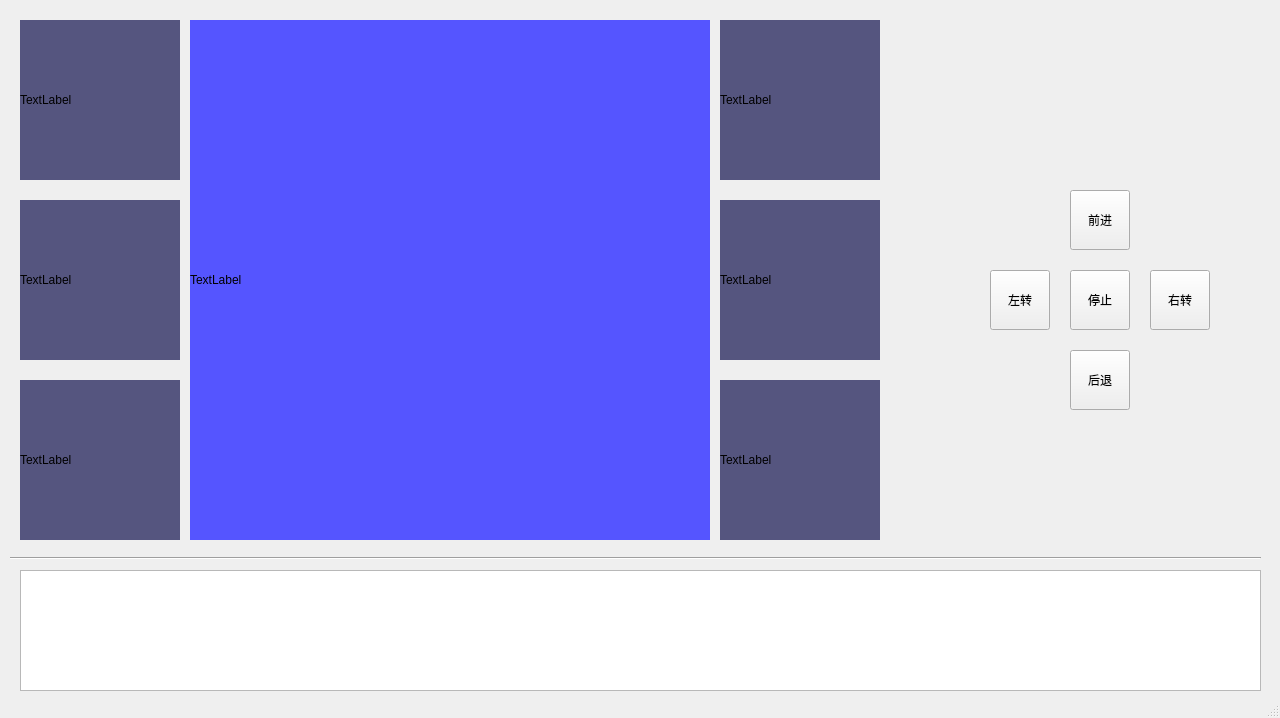
This is Program/GUI/Main.ui in bullet46/six_foot_robot as Qt 5 draws it before an edit. The edited form follows.
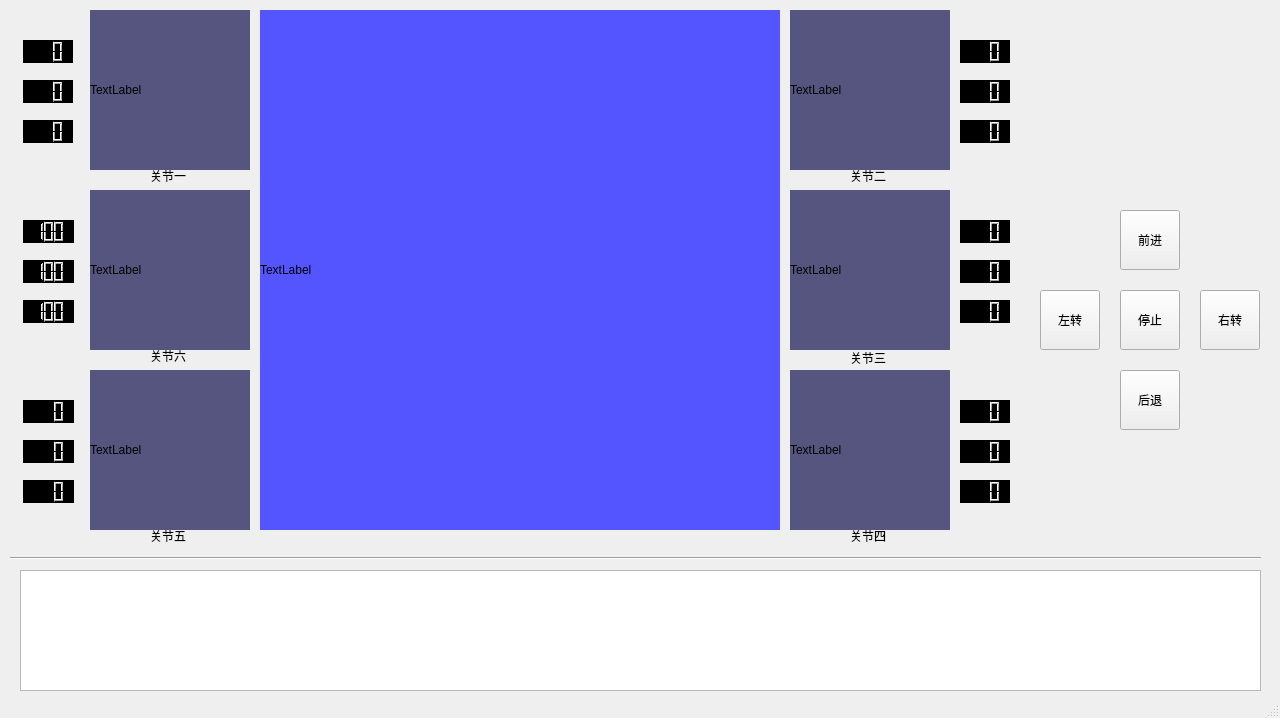
This is the edited form.

Patch:
```diff
--- a/Program/GUI/Main.ui
+++ b/Program/GUI/Main.ui
@@ -25,6 +25,11 @@
   <property name="windowTitle">
    <string>MainWindow</string>
   </property>
+  <property name="styleSheet">
+   <string notr="true">#joint_1,#joint_2,#joint_3,#joint_4,#joint_5,#joint_6,#joint_1,#joint_7,#joint_8,#joint_9,#joint_10,#joint_11,#joint_12,#joint_13,#joint_14,#joint_15,#joint_16,#joint_17,#joint_18{
+	background-color: rgb(0, 0, 0);
+}</string>
+  </property>
   <widget class="QWidget" name="centralwidget">
    <property name="styleSheet">
     <string notr="true">#Foot_1,#Foot_2,#Foot_3,#Foot_4,#Foot_5,#Foot_6{
@@ -34,40 +39,8 @@
    <widget class="QLabel" name="Foot_1Image">
     <property name="geometry">
      <rect>
-      <x>20</x>
-      <y>20</y>
-      <width>160</width>
-      <height>160</height>
-     </rect>
-    </property>
-    <property name="styleSheet">
-     <string notr="true">background-color: rgb(85, 85, 127);</string>
-    </property>
-    <property name="text">
-     <string>TextLabel</string>
-    </property>
-   </widget>
-   <widget class="QLabel" name="Foot_2Image">
-    <property name="geometry">
-     <rect>
-      <x>20</x>
-      <y>200</y>
-      <width>160</width>
-      <height>160</height>
-     </rect>
-    </property>
-    <property name="styleSheet">
-     <string notr="true">background-color: rgb(85, 85, 127);</string>
-    </property>
-    <property name="text">
-     <string>TextLabel</string>
-    </property>
-   </widget>
-   <widget class="QLabel" name="Foot_5Image">
-    <property name="geometry">
-     <rect>
-      <x>720</x>
-      <y>200</y>
+      <x>90</x>
+      <y>10</y>
       <width>160</width>
       <height>160</height>
      </rect>
@@ -82,24 +55,8 @@
    <widget class="QLabel" name="Foot_6Image">
     <property name="geometry">
      <rect>
-      <x>720</x>
-      <y>380</y>
-      <width>160</width>
-      <height>160</height>
-     </rect>
-    </property>
-    <property name="styleSheet">
-     <string notr="true">background-color: rgb(85, 85, 127);</string>
-    </property>
-    <property name="text">
-     <string>TextLabel</string>
-    </property>
-   </widget>
-   <widget class="QLabel" name="Foot_4Image_2">
-    <property name="geometry">
-     <rect>
-      <x>720</x>
-      <y>20</y>
+      <x>90</x>
+      <y>190</y>
       <width>160</width>
       <height>160</height>
      </rect>
@@ -114,8 +71,56 @@
    <widget class="QLabel" name="Foot_3Image">
     <property name="geometry">
      <rect>
-      <x>20</x>
-      <y>380</y>
+      <x>790</x>
+      <y>190</y>
+      <width>160</width>
+      <height>160</height>
+     </rect>
+    </property>
+    <property name="styleSheet">
+     <string notr="true">background-color: rgb(85, 85, 127);</string>
+    </property>
+    <property name="text">
+     <string>TextLabel</string>
+    </property>
+   </widget>
+   <widget class="QLabel" name="Foot_4Image">
+    <property name="geometry">
+     <rect>
+      <x>790</x>
+      <y>370</y>
+      <width>160</width>
+      <height>160</height>
+     </rect>
+    </property>
+    <property name="styleSheet">
+     <string notr="true">background-color: rgb(85, 85, 127);</string>
+    </property>
+    <property name="text">
+     <string>TextLabel</string>
+    </property>
+   </widget>
+   <widget class="QLabel" name="Foot_2Image">
+    <property name="geometry">
+     <rect>
+      <x>790</x>
+      <y>10</y>
+      <width>160</width>
+      <height>160</height>
+     </rect>
+    </property>
+    <property name="styleSheet">
+     <string notr="true">background-color: rgb(85, 85, 127);</string>
+    </property>
+    <property name="text">
+     <string>TextLabel</string>
+    </property>
+   </widget>
+   <widget class="QLabel" name="Foot_5Image">
+    <property name="geometry">
+     <rect>
+      <x>90</x>
+      <y>370</y>
       <width>160</width>
       <height>160</height>
      </rect>
@@ -130,8 +135,8 @@
    <widget class="QLabel" name="SpiderImage">
     <property name="geometry">
      <rect>
-      <x>190</x>
-      <y>20</y>
+      <x>260</x>
+      <y>10</y>
       <width>520</width>
       <height>520</height>
      </rect>
@@ -159,8 +164,8 @@
    <widget class="QPushButton" name="forward">
     <property name="geometry">
      <rect>
-      <x>1070</x>
-      <y>190</y>
+      <x>1120</x>
+      <y>210</y>
       <width>60</width>
       <height>60</height>
      </rect>
@@ -172,8 +177,8 @@
    <widget class="QPushButton" name="turn_left">
     <property name="geometry">
      <rect>
-      <x>990</x>
-      <y>270</y>
+      <x>1040</x>
+      <y>290</y>
       <width>60</width>
       <height>60</height>
      </rect>
@@ -185,8 +190,8 @@
    <widget class="QPushButton" name="turn_right">
     <property name="geometry">
      <rect>
-      <x>1150</x>
-      <y>270</y>
+      <x>1200</x>
+      <y>290</y>
       <width>60</width>
       <height>60</height>
      </rect>
@@ -198,8 +203,8 @@
    <widget class="QPushButton" name="back">
     <property name="geometry">
      <rect>
-      <x>1070</x>
-      <y>350</y>
+      <x>1120</x>
+      <y>370</y>
       <width>60</width>
       <height>60</height>
      </rect>
@@ -211,8 +216,8 @@
    <widget class="QPushButton" name="stop">
     <property name="geometry">
      <rect>
-      <x>1070</x>
-      <y>270</y>
+      <x>1120</x>
+      <y>290</y>
       <width>60</width>
       <height>60</height>
      </rect>
@@ -231,6 +236,363 @@
      </rect>
     </property>
    </widget>
+   <widget class="QLabel" name="leg1label">
+    <property name="geometry">
+     <rect>
+      <x>150</x>
+      <y>170</y>
+      <width>54</width>
+      <height>12</height>
+     </rect>
+    </property>
+    <property name="text">
+     <string>关节一</string>
+    </property>
+   </widget>
+   <widget class="QLabel" name="leg6lable">
+    <property name="geometry">
+     <rect>
+      <x>150</x>
+      <y>350</y>
+      <width>54</width>
+      <height>12</height>
+     </rect>
+    </property>
+    <property name="text">
+     <string>关节六</string>
+    </property>
+   </widget>
+   <widget class="QLabel" name="leg5label">
+    <property name="geometry">
+     <rect>
+      <x>150</x>
+      <y>530</y>
+      <width>54</width>
+      <height>12</height>
+     </rect>
+    </property>
+    <property name="text">
+     <string>关节五</string>
+    </property>
+   </widget>
+   <widget class="QLabel" name="leg2label">
+    <property name="geometry">
+     <rect>
+      <x>850</x>
+      <y>170</y>
+      <width>54</width>
+      <height>12</height>
+     </rect>
+    </property>
+    <property name="text">
+     <string>关节二</string>
+    </property>
+   </widget>
+   <widget class="QLabel" name="leg3label">
+    <property name="geometry">
+     <rect>
+      <x>850</x>
+      <y>350</y>
+      <width>41</width>
+      <height>16</height>
+     </rect>
+    </property>
+    <property name="text">
+     <string>关节三</string>
+    </property>
+   </widget>
+   <widget class="QLabel" name="leg4label">
+    <property name="geometry">
+     <rect>
+      <x>850</x>
+      <y>530</y>
+      <width>54</width>
+      <height>12</height>
+     </rect>
+    </property>
+    <property name="text">
+     <string>关节四</string>
+    </property>
+   </widget>
+   <widget class="QLCDNumber" name="joint_1">
+    <property name="geometry">
+     <rect>
+      <x>23</x>
+      <y>40</y>
+      <width>50</width>
+      <height>23</height>
+     </rect>
+    </property>
+    <property name="digitCount">
+     <number>3</number>
+    </property>
+    <property name="segmentStyle">
+     <enum>QLCDNumber::Filled</enum>
+    </property>
+    <property name="intValue" stdset="0">
+     <number>0</number>
+    </property>
+   </widget>
+   <widget class="QLCDNumber" name="joint_7">
+    <property name="geometry">
+     <rect>
+      <x>23</x>
+      <y>80</y>
+      <width>50</width>
+      <height>23</height>
+     </rect>
+    </property>
+    <property name="digitCount">
+     <number>3</number>
+    </property>
+   </widget>
+   <widget class="QLCDNumber" name="joint_13">
+    <property name="geometry">
+     <rect>
+      <x>23</x>
+      <y>120</y>
+      <width>50</width>
+      <height>23</height>
+     </rect>
+    </property>
+    <property name="digitCount">
+     <number>3</number>
+    </property>
+   </widget>
+   <widget class="QLCDNumber" name="joint_12">
+    <property name="geometry">
+     <rect>
+      <x>23</x>
+      <y>260</y>
+      <width>51</width>
+      <height>23</height>
+     </rect>
+    </property>
+    <property name="smallDecimalPoint">
+     <bool>false</bool>
+    </property>
+    <property name="digitCount">
+     <number>3</number>
+    </property>
+    <property name="mode">
+     <enum>QLCDNumber::Dec</enum>
+    </property>
+    <property name="segmentStyle">
+     <enum>QLCDNumber::Filled</enum>
+    </property>
+    <property name="value" stdset="0">
+     <double>100.000000000000000</double>
+    </property>
+   </widget>
+   <widget class="QLCDNumber" name="joint_18">
+    <property name="geometry">
+     <rect>
+      <x>23</x>
+      <y>300</y>
+      <width>51</width>
+      <height>23</height>
+     </rect>
+    </property>
+    <property name="smallDecimalPoint">
+     <bool>false</bool>
+    </property>
+    <property name="digitCount">
+     <number>3</number>
+    </property>
+    <property name="mode">
+     <enum>QLCDNumber::Dec</enum>
+    </property>
+    <property name="segmentStyle">
+     <enum>QLCDNumber::Filled</enum>
+    </property>
+    <property name="value" stdset="0">
+     <double>100.000000000000000</double>
+    </property>
+   </widget>
+   <widget class="QLCDNumber" name="joint_6">
+    <property name="geometry">
+     <rect>
+      <x>23</x>
+      <y>220</y>
+      <width>51</width>
+      <height>23</height>
+     </rect>
+    </property>
+    <property name="lineWidth">
+     <number>1</number>
+    </property>
+    <property name="smallDecimalPoint">
+     <bool>false</bool>
+    </property>
+    <property name="digitCount">
+     <number>3</number>
+    </property>
+    <property name="mode">
+     <enum>QLCDNumber::Dec</enum>
+    </property>
+    <property name="segmentStyle">
+     <enum>QLCDNumber::Filled</enum>
+    </property>
+    <property name="value" stdset="0">
+     <double>100.000000000000000</double>
+    </property>
+   </widget>
+   <widget class="QLCDNumber" name="joint_11">
+    <property name="geometry">
+     <rect>
+      <x>23</x>
+      <y>440</y>
+      <width>51</width>
+      <height>23</height>
+     </rect>
+    </property>
+    <property name="digitCount">
+     <number>3</number>
+    </property>
+   </widget>
+   <widget class="QLCDNumber" name="joint_17">
+    <property name="geometry">
+     <rect>
+      <x>23</x>
+      <y>480</y>
+      <width>51</width>
+      <height>23</height>
+     </rect>
+    </property>
+    <property name="digitCount">
+     <number>3</number>
+    </property>
+   </widget>
+   <widget class="QLCDNumber" name="joint_5">
+    <property name="geometry">
+     <rect>
+      <x>23</x>
+      <y>400</y>
+      <width>51</width>
+      <height>23</height>
+     </rect>
+    </property>
+    <property name="digitCount">
+     <number>3</number>
+    </property>
+   </widget>
+   <widget class="QLCDNumber" name="joint_8">
+    <property name="geometry">
+     <rect>
+      <x>960</x>
+      <y>80</y>
+      <width>50</width>
+      <height>23</height>
+     </rect>
+    </property>
+    <property name="digitCount">
+     <number>3</number>
+    </property>
+   </widget>
+   <widget class="QLCDNumber" name="joint_14">
+    <property name="geometry">
+     <rect>
+      <x>960</x>
+      <y>120</y>
+      <width>50</width>
+      <height>23</height>
+     </rect>
+    </property>
+    <property name="digitCount">
+     <number>3</number>
+    </property>
+   </widget>
+   <widget class="QLCDNumber" name="joint_2">
+    <property name="geometry">
+     <rect>
+      <x>960</x>
+      <y>40</y>
+      <width>50</width>
+      <height>23</height>
+     </rect>
+    </property>
+    <property name="digitCount">
+     <number>3</number>
+    </property>
+   </widget>
+   <widget class="QLCDNumber" name="joint_9">
+    <property name="geometry">
+     <rect>
+      <x>960</x>
+      <y>260</y>
+      <width>50</width>
+      <height>23</height>
+     </rect>
+    </property>
+    <property name="digitCount">
+     <number>3</number>
+    </property>
+   </widget>
+   <widget class="QLCDNumber" name="joint_15">
+    <property name="geometry">
+     <rect>
+      <x>960</x>
+      <y>300</y>
+      <width>50</width>
+      <height>23</height>
+     </rect>
+    </property>
+    <property name="digitCount">
+     <number>3</number>
+    </property>
+   </widget>
+   <widget class="QLCDNumber" name="joint_3">
+    <property name="geometry">
+     <rect>
+      <x>960</x>
+      <y>220</y>
+      <width>50</width>
+      <height>23</height>
+     </rect>
+    </property>
+    <property name="digitCount">
+     <number>3</number>
+    </property>
+   </widget>
+   <widget class="QLCDNumber" name="joint_10">
+    <property name="geometry">
+     <rect>
+      <x>960</x>
+      <y>440</y>
+      <width>50</width>
+      <height>23</height>
+     </rect>
+    </property>
+    <property name="digitCount">
+     <number>3</number>
+    </property>
+   </widget>
+   <widget class="QLCDNumber" name="joint_16">
+    <property name="geometry">
+     <rect>
+      <x>960</x>
+      <y>480</y>
+      <width>50</width>
+      <height>23</height>
+     </rect>
+    </property>
+    <property name="digitCount">
+     <number>3</number>
+    </property>
+   </widget>
+   <widget class="QLCDNumber" name="joint_4">
+    <property name="geometry">
+     <rect>
+      <x>960</x>
+      <y>400</y>
+      <width>50</width>
+      <height>23</height>
+     </rect>
+    </property>
+    <property name="digitCount">
+     <number>3</number>
+    </property>
+   </widget>
   </widget>
   <widget class="QStatusBar" name="statusbar"/>
  </widget>
```
